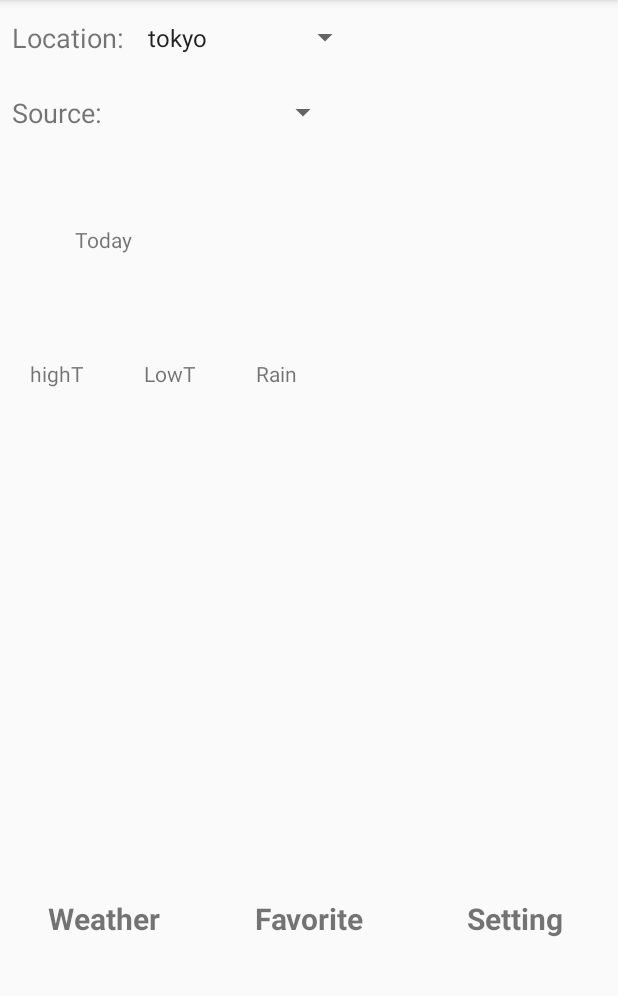
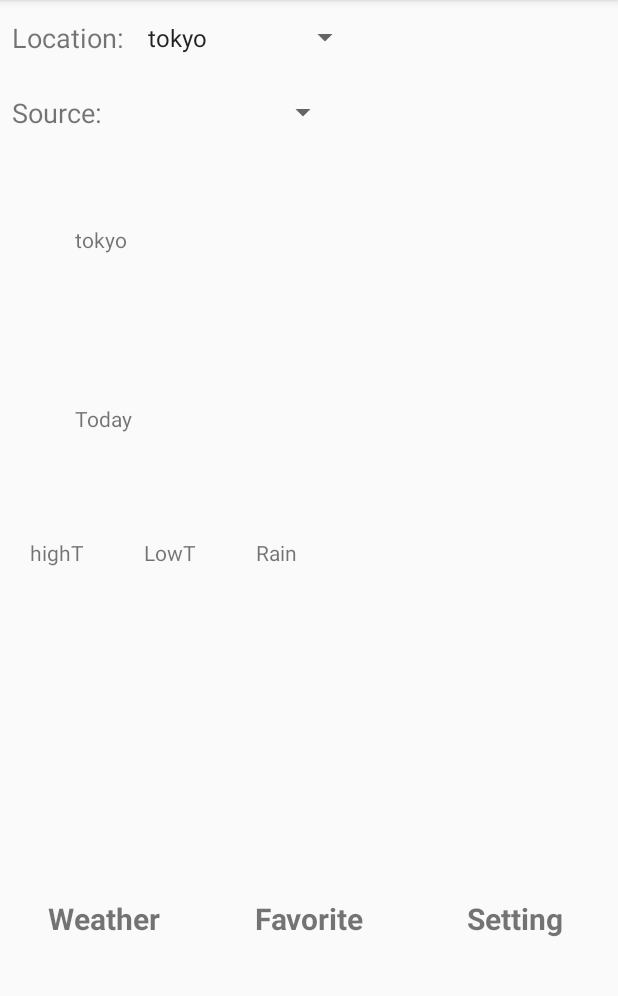
Before and after one commit to cylee81/weather-ensemble, an Android app: the screen it shows after launch (MainActivity), on a phone screen of 412 x 824 dp, the part 84-1080 px from its top. Run offline under Robolectric (Android 15) with nearby library versions, the phone set to English and light mode, and no system bars; network calls fail; 1 statement that could not run was skipped.

Commit message:
make api include location

```diff
--- a/Weather/app/src/main/java/edu/cs371m/weather/MainViewModel.kt
+++ b/Weather/app/src/main/java/edu/cs371m/weather/MainViewModel.kt
@@ -13,37 +13,44 @@ import java.util.*
 
 class MainViewModel : ViewModel() {
     // XXX You need some important member variables
-    private var location = "taipei"
     private val waetherapi = WeatherApi.create()
     private val weatherRepository = Repository(waetherapi)
     private val weatherAnswer = MutableLiveData<WeatherApi.Main>()
+    private var location = MutableLiveData<String>()
 
     init {
         // XXX one-liner to kick off the app
-        netRefresh()
+        netRefresh("tokyo")
     }
-    fun setLocation(level: String) {
-        location = location
+    fun setLocation(location_input: String) {
+        location.value = location_input
         Log.d(javaClass.simpleName, "Location: $location")
     }
 
 
-    fun netRefresh() {
+    fun netRefresh(location_input: String) {
         // XXX Write me.  This is where the network request is initiated.
         viewModelScope.launch(
             context = viewModelScope.coroutineContext
                     + Dispatchers.IO) {
             // Update LiveData from IO dispatcher, use postValue
-            val tmp = weatherRepository.getWeather("745044", "7dddf551a056642a1ae589fdb97aa5ec", "metric").execute().body()?.main
+            val tmp = weatherRepository.getWeather("745044",
+                                                "7dddf551a056642a1ae589fdb97aa5ec",
+                                                 "metric",
+                                                        location_input).execute().body()?.main
             if (tmp != null) {
                 Log.d("API", (tmp.temp).toString())
             }
             weatherAnswer.postValue(tmp)
         }
     }
+
     // XXX Another function is necessary
     fun observeWeather(): LiveData<WeatherApi.Main> {
         return weatherAnswer
     }
+    fun observeLocation(): LiveData<String>{
+        return location
+    }
 
 }
--- a/Weather/app/src/main/java/edu/cs371m/weather/api/Repository.kt
+++ b/Weather/app/src/main/java/edu/cs371m/weather/api/Repository.kt
@@ -5,7 +5,7 @@ import retrofit2.Call
 
 class Repository(private val api: WeatherApi) {
     // XXX Write me.
-    suspend fun getWeather(id: String, appId: String, units: String): Call<WeatherResponse> {
-        return api.getWeather(id, appId, units)
+    suspend fun getWeather(id: String, appId: String, units: String, location: String): Call<WeatherResponse> {
+        return api.getWeather(id, appId, units, location)
     }
 }
--- a/Weather/app/src/main/java/edu/cs371m/weather/api/WeatherApi.kt
+++ b/Weather/app/src/main/java/edu/cs371m/weather/api/WeatherApi.kt
@@ -19,7 +19,8 @@ interface WeatherApi {
     // So URL can have & and ? characters
     // XXX Write me: Retrofit annotation, see CatNet
     @GET("/data/2.5/weather")
-    fun getWeather(@Query("id") id: String, @Query("appid") appId: String, @Query("units") unit: String): Call<WeatherResponse>
+    fun getWeather(@Query("id") id: String, @Query("appid") appId: String,
+                   @Query("units") unit: String, @Query("q") location: String): Call<WeatherResponse>
 
     // XXX Write me: The return type
     //  suspend fun getThree(@Query("difficulty") level: String) :TriviaResponse
--- a/Weather/app/src/main/java/edu/cs371m/weather/ui/main/MainFragment.kt
+++ b/Weather/app/src/main/java/edu/cs371m/weather/ui/main/MainFragment.kt
@@ -82,6 +82,10 @@ class MainFragment :
             lowT.text = it.temp_min.toString()
             rain.text = it.humidity.toString()
         })
+        viewModel.observeLocation().observe(viewLifecycleOwner, Observer {
+            location.text = it
+            viewModel.netRefresh(it)
+        })
 
     }
 }
--- a/Weather/app/src/main/res/layout/main_fragment.xml
+++ b/Weather/app/src/main/res/layout/main_fragment.xml
@@ -7,7 +7,6 @@
     app:layout_behavior="@string/appbar_scrolling_view_behavior"
     xmlns:android="http://schemas.android.com/apk/res/android"
     xmlns:app="http://schemas.android.com/apk/res-auto">
-
 
     <androidx.constraintlayout.widget.ConstraintLayout
         android:layout_width="match_parent"
@@ -51,13 +50,21 @@
             app:layout_constraintTop_toBottomOf="@id/locationSP"
             app:layout_constraintStart_toEndOf="@id/sourceTV"
             />
+        <TextView
+            android:layout_width="wrap_content"
+            android:layout_height="wrap_content"
+            android:id="@+id/location"
+            app:layout_constraintTop_toBottomOf="@id/sourceTV"
+            app:layout_constraintStart_toStartOf="parent"
+            android:padding="50dp"
+            />
 
         <TextView
             android:layout_width="wrap_content"
             android:layout_height="wrap_content"
             android:id="@+id/todayTV"
             android:text="Today"
-            app:layout_constraintTop_toBottomOf="@id/sourceTV"
+            app:layout_constraintTop_toBottomOf="@id/location"
             app:layout_constraintStart_toStartOf="parent"
             android:padding="50dp"
             />
```
